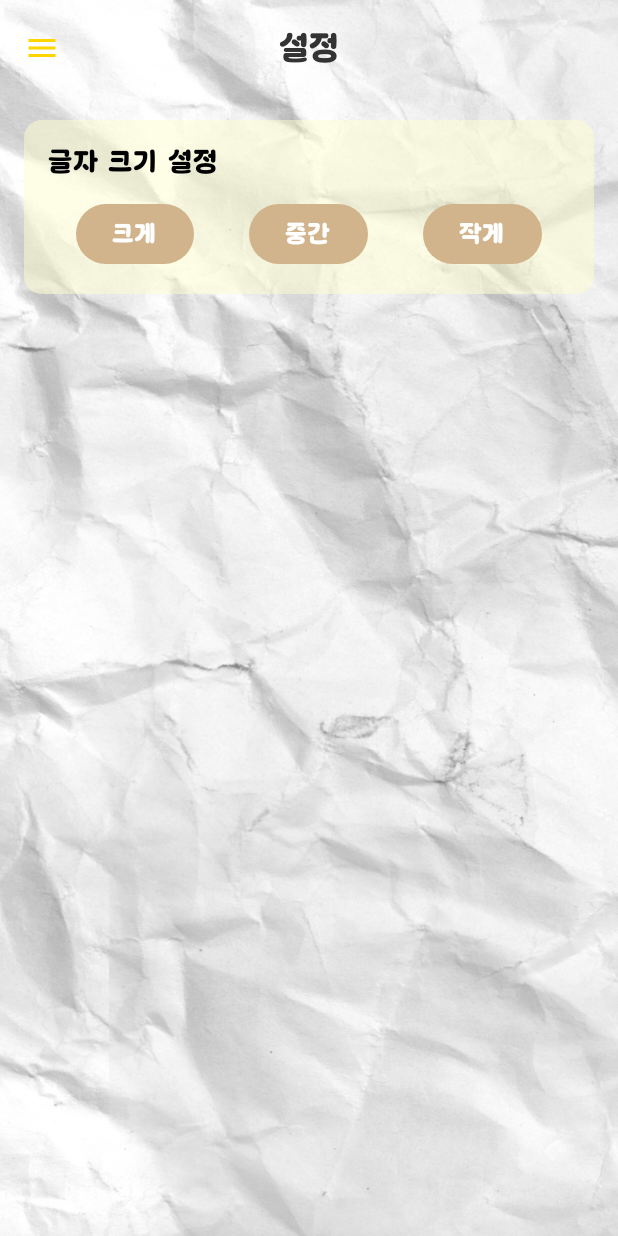
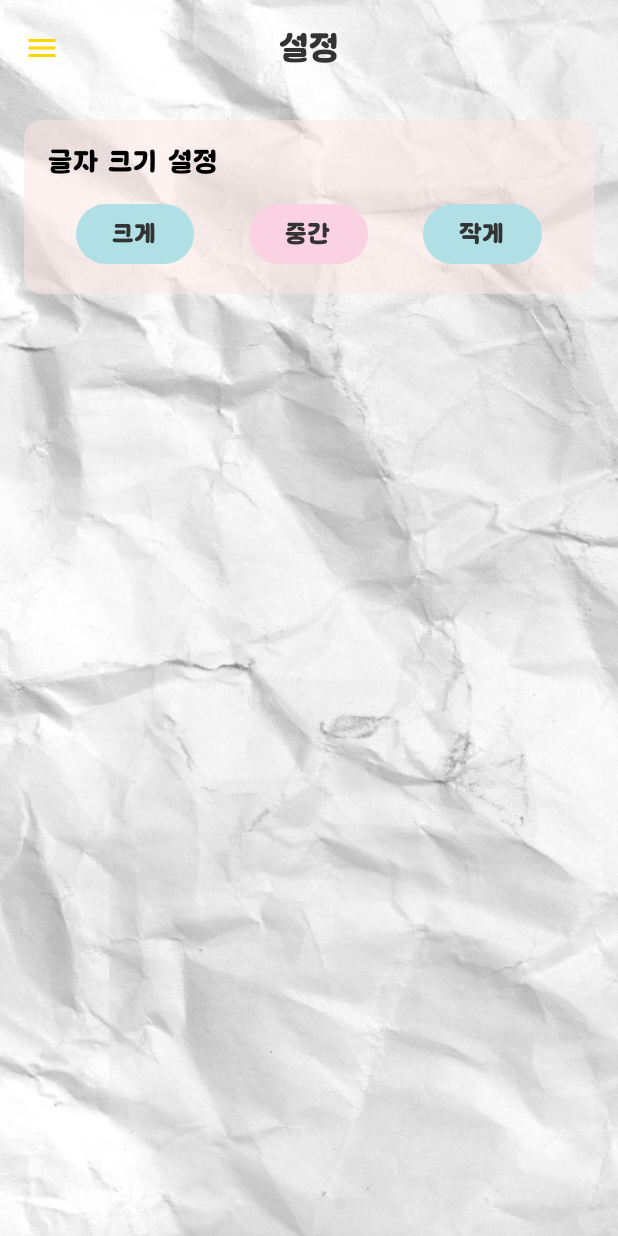
Before and after one commit to gkdms0910/Project_T2, an Android app built with Jetpack Compose: the SettingScreen screen opened through its navigation route, on a phone screen of 412 x 824 dp. Run offline under Robolectric (Android 15) with nearby library versions, the phone set to English and light mode, and no system bars; our stand-ins replace Room's generated code; 2 statements that could not run were skipped.

Commit message:
디자인 수정

```diff
--- a/app/src/main/java/com/example/project_t2/MainActivity.kt
+++ b/app/src/main/java/com/example/project_t2/MainActivity.kt
@@ -3,48 +3,25 @@ package com.example.project_t2
 import android.os.Bundle
 import androidx.activity.ComponentActivity
 import androidx.activity.compose.setContent
-import androidx.compose.material3.Text
-import androidx.compose.runtime.Composable
-import androidx.compose.ui.Modifier
-import androidx.compose.ui.tooling.preview.Preview
+import androidx.compose.runtime.*
 import androidx.navigation.compose.rememberNavController
 import com.example.project_t2.navigation.AppNavGraph
-import com.example.project_t2.screens.MainScreen
+import com.example.project_t2.ui.theme.AppFontSize
 import com.example.project_t2.ui.theme.Project_T2Theme
 
 class MainActivity : ComponentActivity() {
     override fun onCreate(savedInstanceState: Bundle?) {
         super.onCreate(savedInstanceState)
-        //enableEdgeToEdge()
         setContent {
-            Project_T2Theme {
-//                Scaffold(modifier = Modifier.fillMaxSize()) { innerPadding ->
-//                    Greeting(
-//                        name = "Android",
-//                        modifier = Modifier.padding(innerPadding)
-//                    )
-//                }
-                //MainScreen()
+            val fontSize = remember { mutableStateOf(AppFontSize.MEDIUM) }
+            Project_T2Theme(fontSize = fontSize.value) {
                 val navController = rememberNavController()
-                AppNavGraph(navController = navController)
+                AppNavGraph(
+                    navController = navController,
+                    currentFontSize = fontSize.value,
+                    onFontSizeChange = { fontSize.value = it }
+                )
             }
         }
     }
 }
-
-
-@Composable
-fun Greeting(name: String, modifier: Modifier = Modifier) {
-    Text(
-        text = "Hello $name!",
-        modifier = modifier
-    )
-}
-
-@Preview(showBackground = true)
-@Composable
-fun GreetingPreview() {
-    Project_T2Theme {
-        Greeting("Android")
-    }
-}
--- a/app/src/main/java/com/example/project_t2/navigation/NavGraph.kt
+++ b/app/src/main/java/com/example/project_t2/navigation/NavGraph.kt
@@ -1,7 +1,6 @@
 package com.example.project_t2.navigation
 
 import androidx.compose.runtime.Composable
-import androidx.compose.ui.Modifier
 import androidx.compose.ui.platform.LocalContext
 import androidx.lifecycle.viewmodel.compose.viewModel
 import androidx.navigation.NavHostController
@@ -19,26 +18,28 @@ import com.example.project_t2.screens.DiaryScreen
 import com.example.project_t2.screens.MainScreen
 import com.example.project_t2.screens.SettingScreen
 import com.example.project_t2.screens.StatScreen
+import com.example.project_t2.ui.theme.AppFontSize
 import com.example.project_t2.viewmodel.WSentiment.WSentimentRepository
 import com.example.project_t2.viewmodel.stats.StatViewModel
 import com.example.project_t2.viewmodel.stats.StatViewModelFactory
 
 @Composable
-fun AppNavGraph(navController: NavHostController) {
-    // ViewModel을 생성하기 위한 준비
+fun AppNavGraph(
+    navController: NavHostController,
+    currentFontSize: AppFontSize,
+    onFontSizeChange: (AppFontSize) -> Unit
+) {
     val context = LocalContext.current
     val diaryDb = DiaryDatabase.getDBInstance(context)
     val diaryRepository = DiaryRepository(diaryDb.getDiaryDao())
-    // 오류 수정: 'repository' -> 'diaryRepository'
     val diaryViewModelFactory = DiaryViewModelFactory(diaryRepository)
 
-    // StatViewModel을 위한 의존성 추가
     val wSentimentDb = WSentimentDatabase.getDBInstance(context)
     val wSentimentRepository = WSentimentRepository(wSentimentDb)
     val statViewModelFactory = StatViewModelFactory(diaryRepository, wSentimentRepository)
 
     NavHost(navController = navController, startDestination = "main") {
-        composable("main") { MainScreen(Modifier, navController) }
+        composable("main") { MainScreen(navController = navController) }
         composable(
             route = "diary?date={date}",
             arguments = listOf(navArgument("date") {
@@ -64,6 +65,12 @@ fun AppNavGraph(navController: NavHostController) {
             val statViewModel: StatViewModel = viewModel(factory = statViewModelFactory)
             StatScreen(navController = navController, viewModel = statViewModel)
         }
-        composable("settings") { SettingScreen(navController = navController) }
+        composable("settings") {
+            SettingScreen(
+                navController = navController,
+                currentFontSize = currentFontSize,
+                onFontSizeChange = onFontSizeChange
+            )
+        }
     }
 }
--- a/app/src/main/java/com/example/project_t2/screens/SettingScreen.kt
+++ b/app/src/main/java/com/example/project_t2/screens/SettingScreen.kt
@@ -12,10 +12,15 @@ import androidx.compose.ui.unit.sp
 import androidx.navigation.NavController
 import com.example.project_t2.models.AppBackground
 import com.example.project_t2.models.GenericTopAppBar
+import com.example.project_t2.ui.theme.AppFontSize
 import com.example.project_t2.ui.theme.MainFont
 
 @Composable
-fun SettingScreen(navController: NavController) {
+fun SettingScreen(
+    navController: NavController,
+    currentFontSize: AppFontSize,
+    onFontSizeChange: (AppFontSize) -> Unit
+) {
     AppBackground {
         Scaffold(
             topBar = {
@@ -33,14 +38,20 @@ fun SettingScreen(navController: NavController) {
                     .fillMaxSize(),
                 verticalArrangement = Arrangement.spacedBy(12.dp)
             ) {
-                FontSizeSettingBox()
+                FontSizeSettingBox(
+                    currentFontSize = currentFontSize,
+                    onFontSizeChange = onFontSizeChange
+                )
             }
         }
     }
 }
 
 @Composable
-fun FontSizeSettingBox() {
+fun FontSizeSettingBox(
+    currentFontSize: AppFontSize,
+    onFontSizeChange: (AppFontSize) -> Unit
+) {
     Column(
         modifier = Modifier
             .fillMaxWidth()
@@ -56,13 +67,28 @@ fun FontSizeSettingBox() {
             modifier = Modifier.fillMaxWidth(),
             horizontalArrangement = Arrangement.SpaceAround
         ) {
-            Button(onClick = { /* 크게 로직 */ }) {
+            Button(
+                onClick = { onFontSizeChange(AppFontSize.LARGE) },
+                colors = ButtonDefaults.buttonColors(
+                    containerColor = if (currentFontSize == AppFontSize.LARGE) MaterialTheme.colorScheme.primary else MaterialTheme.colorScheme.secondary
+                )
+            ) {
                 Text("크게", fontSize = 16.sp, fontFamily = MainFont)
             }
-            Button(onClick = { /* 중간 로직 */ }) {
+            Button(
+                onClick = { onFontSizeChange(AppFontSize.MEDIUM) },
+                colors = ButtonDefaults.buttonColors(
+                    containerColor = if (currentFontSize == AppFontSize.MEDIUM) MaterialTheme.colorScheme.primary else MaterialTheme.colorScheme.secondary
+                )
+            ) {
                 Text("중간", fontSize = 16.sp, fontFamily = MainFont)
             }
-            Button(onClick = { /* 작게 로직 */ }) {
+            Button(
+                onClick = { onFontSizeChange(AppFontSize.SMALL) },
+                colors = ButtonDefaults.buttonColors(
+                    containerColor = if (currentFontSize == AppFontSize.SMALL) MaterialTheme.colorScheme.primary else MaterialTheme.colorScheme.secondary
+                )
+            ) {
                 Text("작게", fontSize = 16.sp, fontFamily = MainFont)
             }
         }
--- a/app/src/main/java/com/example/project_t2/ui/theme/Type.kt
+++ b/app/src/main/java/com/example/project_t2/ui/theme/Type.kt
@@ -6,26 +6,37 @@ import androidx.compose.ui.text.font.FontFamily
 import androidx.compose.ui.text.font.FontWeight
 import androidx.compose.ui.unit.sp
 
-val Typography = Typography(
+enum class AppFontSize(val scale: Float) {
+    SMALL(0.8f),
+    MEDIUM(1.0f),
+    LARGE(1.2f)
+}
+
+fun getTypography(fontSize: AppFontSize): Typography {
+    val scale = fontSize.scale
+    return Typography(
         bodyLarge = TextStyle(
             fontFamily = MainFont, // Custom Font
             fontWeight = FontWeight.Normal,
-        fontSize = 16.sp,
-        lineHeight = 24.sp,
-        letterSpacing = 0.5.sp
+            fontSize = (16 * scale).sp,
+            lineHeight = (24 * scale).sp,
+            letterSpacing = (0.5 * scale).sp
         ),
         titleLarge = TextStyle(
             fontFamily = MainFont, // Custom Font
             fontWeight = FontWeight.Bold,
-        fontSize = 22.sp,
-        lineHeight = 28.sp,
+            fontSize = (22 * scale).sp,
+            lineHeight = (28 * scale).sp,
             letterSpacing = 0.sp
         ),
         labelSmall = TextStyle(
             fontFamily = MainFont, // Custom Font
             fontWeight = FontWeight.Medium,
-        fontSize = 11.sp,
-        lineHeight = 16.sp,
-        letterSpacing = 0.5.sp
+            fontSize = (11 * scale).sp,
+            lineHeight = (16 * scale).sp,
+            letterSpacing = (0.5 * scale).sp
         )
     )
+}
+
+val Typography = getTypography(AppFontSize.MEDIUM)
```
Also changed, not shown: app/src/main/java/com/example/project_t2/models/DiaryCard.kt (+14 -12 lines), app/src/main/java/com/example/project_t2/ui/theme/Color.kt (+5 -4 lines), app/src/main/java/com/example/project_t2/ui/theme/Theme.kt (+9 -7 lines). Lines whose indentation alone changed are shown as unchanged.
